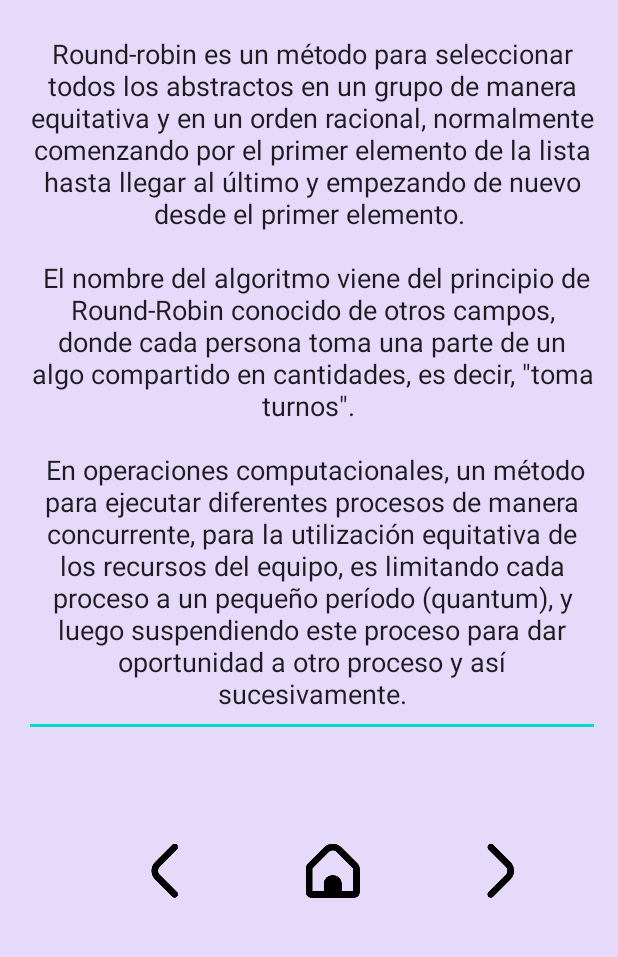
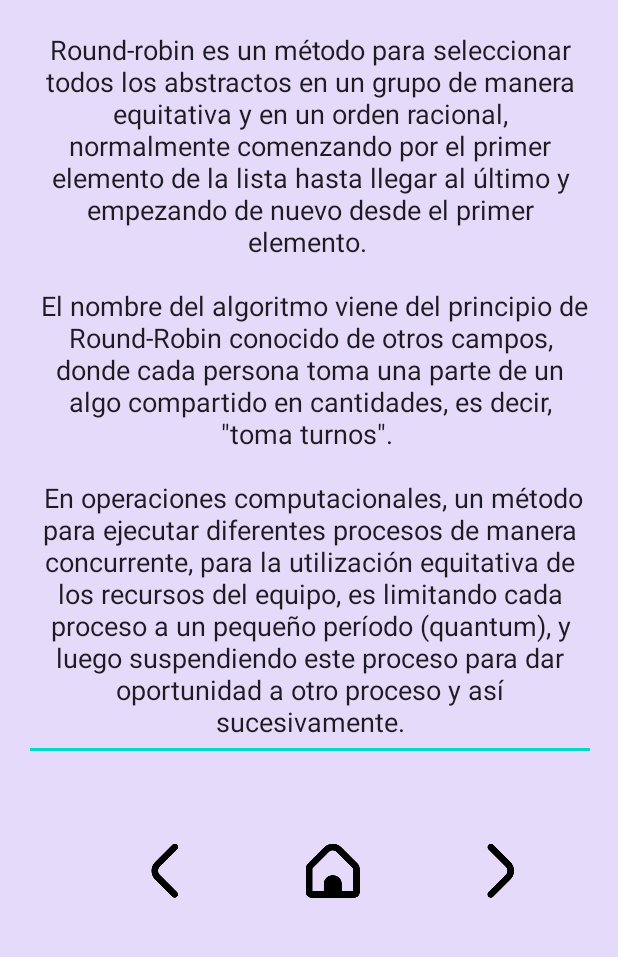
Before and after one commit to sebsbas/Planificaci-nRoundRobin, an Android app: the Tehory screen opened directly, with no data from a screen before it, on a phone screen of 412 x 824 dp, the part 275-1232 px from its top. Run offline under Robolectric (Android 15) with nearby library versions, the light colour scheme and no system bars.

Commit message:
Terminaciones finales.

```diff
--- a/app/src/main/res/layout/activity_example2.xml
+++ b/app/src/main/res/layout/activity_example2.xml
@@ -37,7 +37,7 @@
 
     <TextView
         android:id="@+id/txtFinalizacion"
-        android:layout_width="77dp"
+        android:layout_width="140dp"
         android:layout_height="25dp"
         android:layout_marginStart="224dp"
         android:layout_marginTop="244dp"
--- a/app/src/main/res/layout/activity_tehory.xml
+++ b/app/src/main/res/layout/activity_tehory.xml
@@ -26,8 +26,8 @@
 
     <EditText
         android:id="@+id/txtDefinition"
-        android:layout_width="384dp"
-        android:layout_height="483dp"
+        android:layout_width="381dp"
+        android:layout_height="499dp"
         android:layout_marginStart="16dp"
         android:layout_marginTop="8dp"
         android:clickable="false"
```
Also changed, not shown: app/src/main/java/com/example/planificacinroundrobin/Example2.java (+8 -2 lines).
